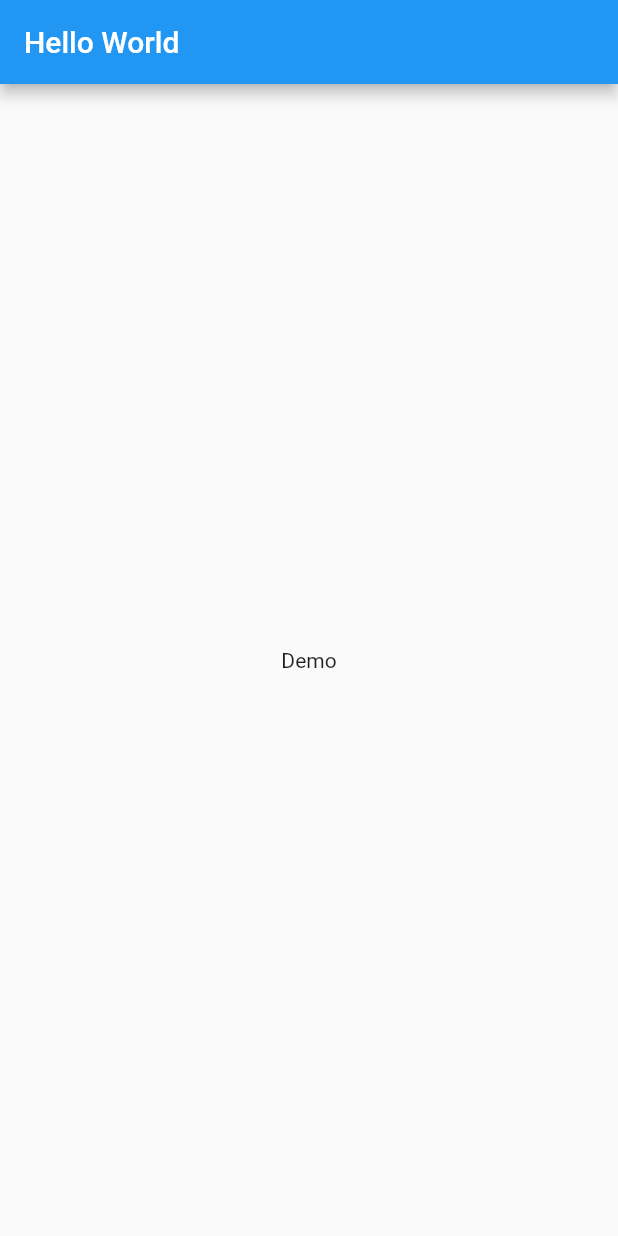
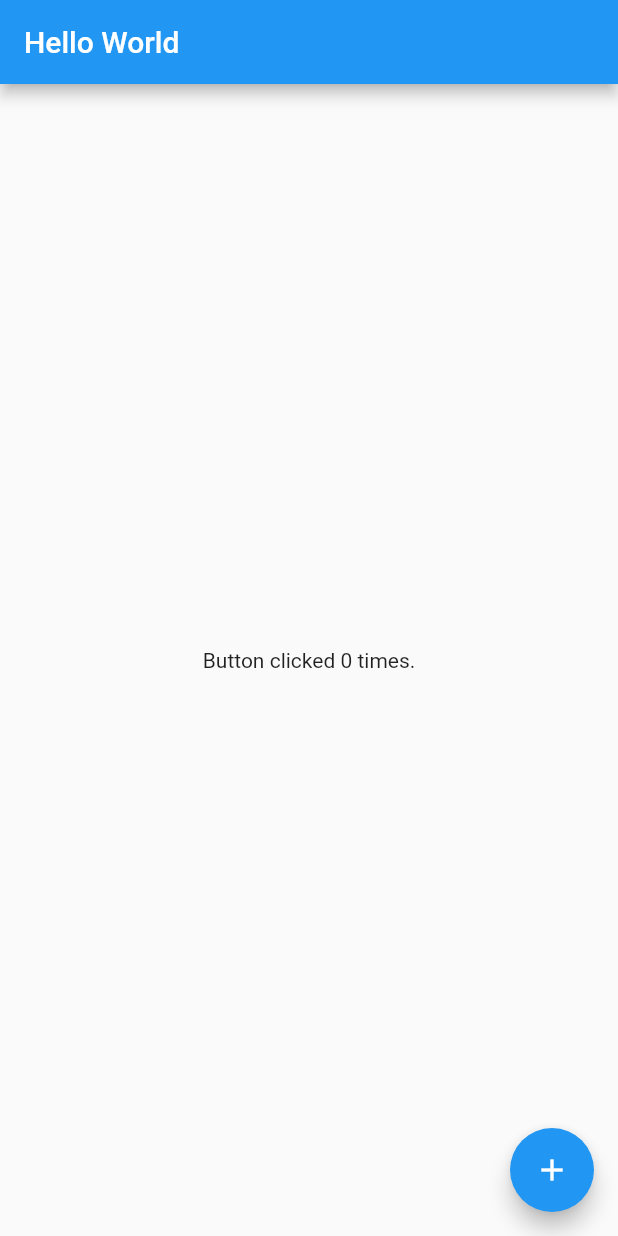
Before and after one commit to priyanallan/contacts-flutter-app, a Flutter app: the screen it shows after launch, on a phone screen of 412 x 824 dp. Run offline on Flutter 3.47's test engine with Material 2 defaults, Android fonts, the phone set to English and light mode, and no system bars.

Commit message:
Added StatefulCustomWidget

```diff
--- /dev/null
+++ b/lib/statefulcustomwidget.dart
@@ -0,0 +1,54 @@
+import 'package:flutter/material.dart';
+
+void main(){
+
+  runApp(
+      MaterialApp(
+        title: "Flutter App",
+        theme: ThemeData(
+          primarySwatch: Colors.blue,
+        ),
+        home: new StatefulCustomWidget("Hello World"),
+      )
+  );
+}
+
+class StatefulCustomWidget extends StatefulWidget {
+  final String _appBarTitle;
+
+  StatefulCustomWidget(this._appBarTitle, {Key key}) : super(key: key);
+
+  @override
+  _StatefulCustomWidgetState createState() =>
+      new _StatefulCustomWidgetState(_appBarTitle);
+}
+class _StatefulCustomWidgetState extends State<StatefulCustomWidget>{
+  final String _appBarTitle;
+
+  int _counter=0;
+
+  _StatefulCustomWidgetState(this._appBarTitle);
+
+  void _incrementCounter(){
+    setState((){
+      _counter++;
+    });
+  }
+
+  @override
+  Widget build(BuildContext context) {
+      return Scaffold(
+        appBar: AppBar(
+          title: Text(this._appBarTitle),
+        ),
+        body: Center(
+          child: Text("Button clicked $_counter time${_counter==1?'' : 's'}."),
+        ),
+        floatingActionButton: FloatingActionButton(
+            onPressed: _incrementCounter,
+          tooltip: 'increment',
+          child: Icon(Icons.add),
+        ),
+      );
+  }
+}
--- a/lib/statelesscustomwidget.dart
+++ b/lib/statelesscustomwidget.dart
@@ -14,15 +14,15 @@ void main(){
 }
 
 class StatelessCustomWidget extends StatelessWidget {
-  final String appBarTitle;
+  final String _appBarTitle;
 
-  StatelessCustomWidget(this.appBarTitle) : super();
+  StatelessCustomWidget(this._appBarTitle) : super();
 
   @override
   Widget build(BuildContext context) {
     return Scaffold(
       appBar: AppBar(
-        title: Text(appBarTitle),
+        title: Text(_appBarTitle),
       ),
       body: Center(
         child: Text('Demo'),
```
